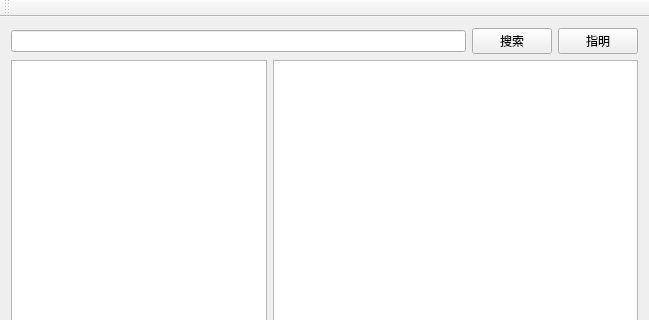
ha0018/Qt_Uia_Demo, file mainwindow.ui: the form before one commit; both pictures show x 0 to 649 and y 0 to 320 of the 649 by 519 pixel window.
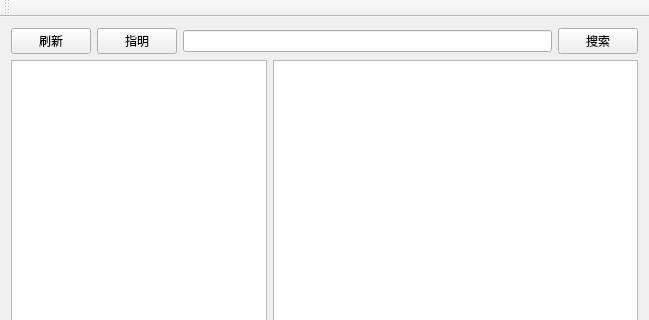
The form after the commit.

Commit message: 完善指明以及属性显示

```diff
--- a/mainwindow.ui
+++ b/mainwindow.ui
@@ -17,6 +17,20 @@
    <layout class="QVBoxLayout" name="verticalLayout">
     <item>
      <layout class="QHBoxLayout" name="toolLayout">
+      <item>
+       <widget class="QPushButton" name="refreshButton">
+        <property name="text">
+         <string>刷新</string>
+        </property>
+       </widget>
+      </item>
+      <item>
+       <widget class="QPushButton" name="selectButton">
+        <property name="text">
+         <string>指明</string>
+        </property>
+       </widget>
+      </item>
       <item>
        <widget class="QLineEdit" name="lineEdit"/>
       </item>
@@ -27,13 +41,6 @@
         </property>
        </widget>
       </item>
-      <item>
-       <widget class="QPushButton" name="selectButton">
-        <property name="text">
-         <string>指明</string>
-        </property>
-       </widget>
-      </item>
      </layout>
     </item>
     <item>
```
The commit also changes 7 other files.
